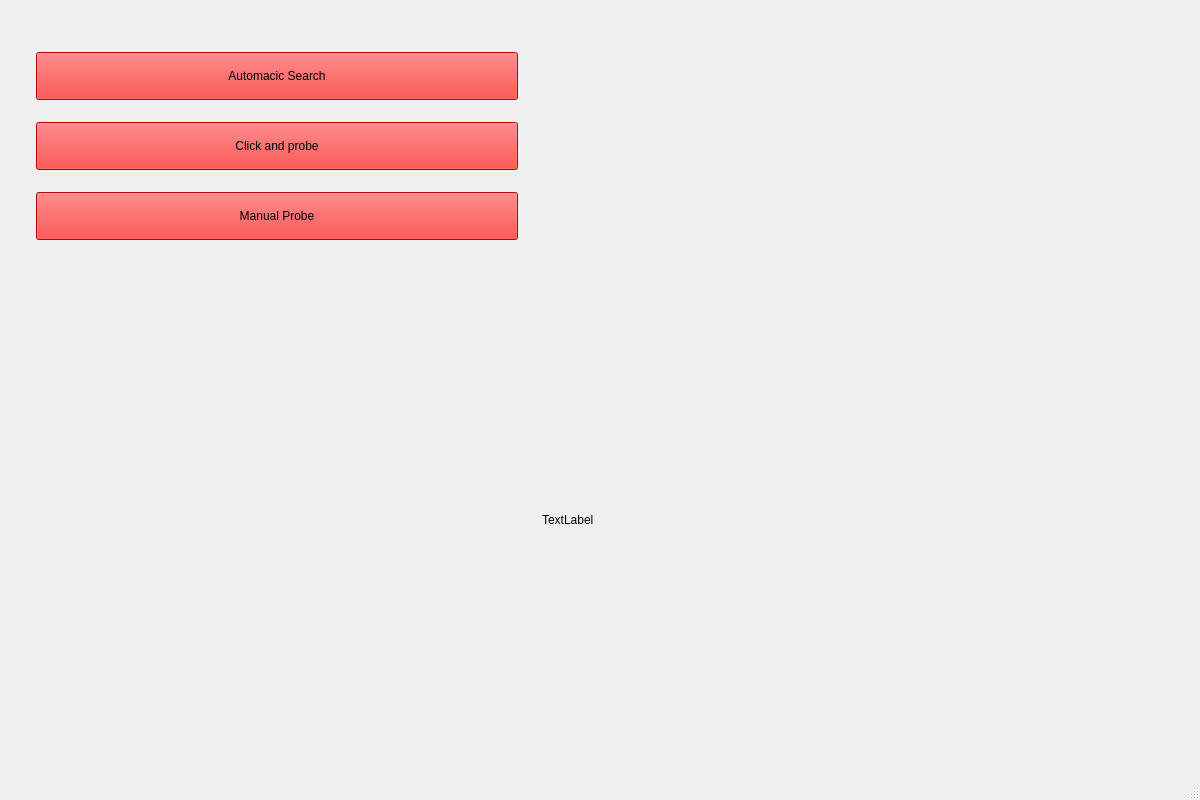
prochj51/CMM, file cmm_python/cmm.ui: the form before one commit.
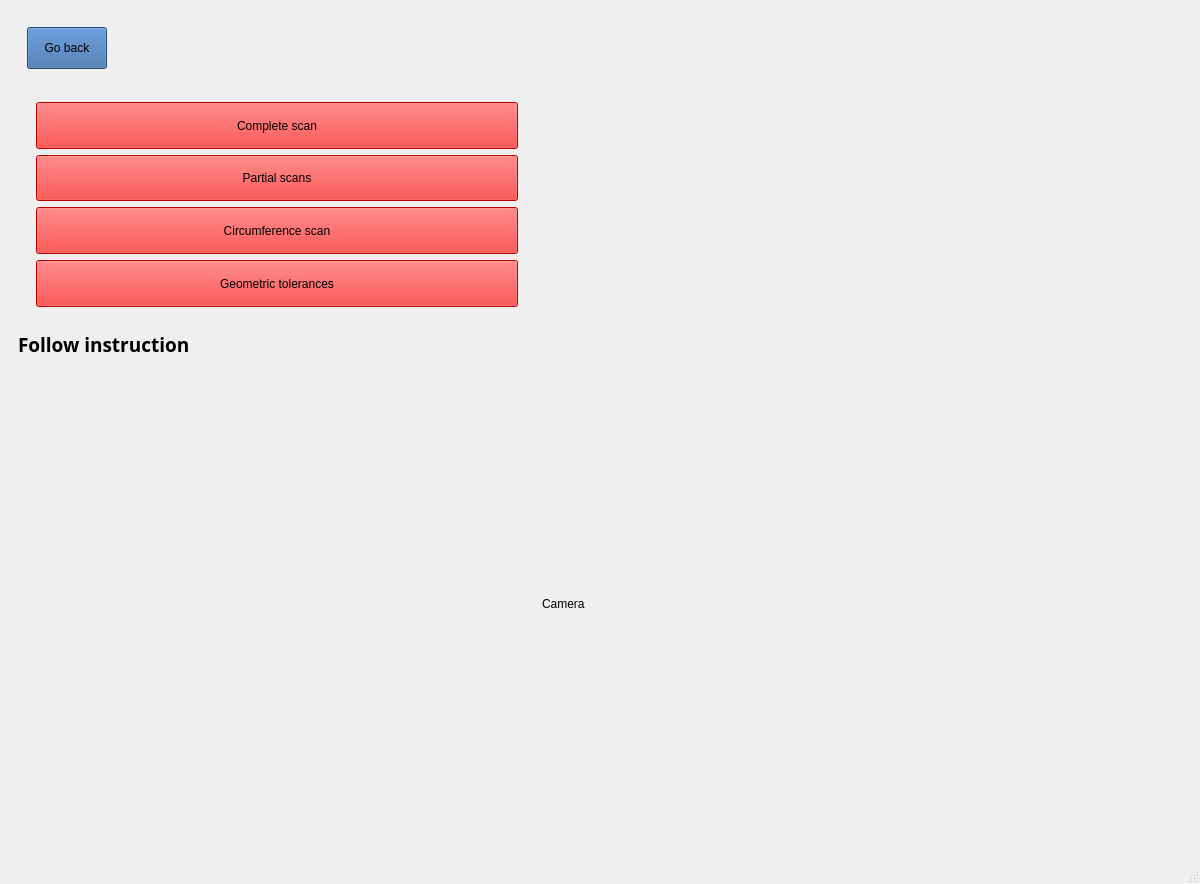
The form after the commit. The open tabs and pages were chosen to show the change.

Commit message: Add basic GUI logic

Patch:
```diff
--- a/cmm_python/cmm.ui
+++ b/cmm_python/cmm.ui
@@ -7,7 +7,7 @@
     <x>0</x>
     <y>0</y>
     <width>1200</width>
-    <height>800</height>
+    <height>884</height>
    </rect>
   </property>
   <property name="windowTitle">
@@ -33,7 +33,7 @@
 }</string>
       </property>
       <layout class="QGridLayout" name="gridLayout">
-       <item row="1" column="1">
+       <item row="3" column="1">
         <widget class="QLabel" name="cvlabel">
          <property name="sizePolicy">
           <sizepolicy hsizetype="Fixed" vsizetype="Fixed">
@@ -54,24 +54,11 @@
           </size>
          </property>
          <property name="text">
-          <string>TextLabel</string>
+          <string>Camera</string>
          </property>
         </widget>
        </item>
        <item row="1" column="0">
-        <spacer name="verticalSpacer">
-         <property name="orientation">
-          <enum>Qt::Vertical</enum>
-         </property>
-         <property name="sizeHint" stdset="0">
-          <size>
-           <width>20</width>
-           <height>40</height>
-          </size>
-         </property>
-        </spacer>
-       </item>
-       <item row="0" column="0">
         <widget class="QStackedWidget" name="stackedWidget">
          <property name="currentIndex">
           <number>1</number>
@@ -100,6 +87,44 @@
            </item>
           </layout>
          </widget>
+         <widget class="QWidget" name="page_4">
+          <layout class="QVBoxLayout" name="verticalLayout_8">
+           <item>
+            <widget class="QFrame" name="verticalFrame">
+             <layout class="QVBoxLayout" name="verticalLayout_7">
+              <item>
+               <widget class="QPushButton" name="pushButton_9">
+                <property name="text">
+                 <string>Complete scan</string>
+                </property>
+               </widget>
+              </item>
+              <item>
+               <widget class="QPushButton" name="pushButton_10">
+                <property name="text">
+                 <string>Partial scans</string>
+                </property>
+               </widget>
+              </item>
+              <item>
+               <widget class="QPushButton" name="pushButton_11">
+                <property name="text">
+                 <string>Circumference scan</string>
+                </property>
+               </widget>
+              </item>
+              <item>
+               <widget class="QPushButton" name="pushButton_12">
+                <property name="text">
+                 <string>Geometric tolerances</string>
+                </property>
+               </widget>
+              </item>
+             </layout>
+            </widget>
+           </item>
+          </layout>
+         </widget>
          <widget class="QWidget" name="page_2">
           <layout class="QVBoxLayout" name="verticalLayout_4">
            <item>
@@ -108,7 +133,7 @@
               <item>
                <widget class="QPushButton" name="pushButton_3">
                 <property name="text">
-                 <string>Automacic Search</string>
+                 <string>Automatic Search</string>
                 </property>
                </widget>
               </item>
@@ -131,7 +156,87 @@
            </item>
           </layout>
          </widget>
-         <widget class="QWidget" name="page_3"/>
+         <widget class="QWidget" name="page_3">
+          <layout class="QVBoxLayout" name="verticalLayout_6">
+           <item>
+            <widget class="QFrame" name="verticalFrame">
+             <layout class="QVBoxLayout" name="verticalLayout_5">
+              <item>
+               <widget class="QPushButton" name="pushButton_6">
+                <property name="text">
+                 <string>Hole</string>
+                </property>
+               </widget>
+              </item>
+              <item>
+               <widget class="QPushButton" name="pushButton_7">
+                <property name="text">
+                 <string>Rectangle</string>
+                </property>
+               </widget>
+              </item>
+             </layout>
+            </widget>
+           </item>
+          </layout>
+         </widget>
+        </widget>
+       </item>
+       <item row="3" column="0">
+        <spacer name="verticalSpacer">
+         <property name="orientation">
+          <enum>Qt::Vertical</enum>
+         </property>
+         <property name="sizeHint" stdset="0">
+          <size>
+           <width>20</width>
+           <height>40</height>
+          </size>
+         </property>
+        </spacer>
+       </item>
+       <item row="0" column="0">
+        <widget class="QFrame" name="horizontalFrame">
+         <layout class="QHBoxLayout" name="horizontalLayout">
+          <item>
+           <widget class="QPushButton" name="goBackButton">
+            <property name="styleSheet">
+             <string notr="true">background-color: rgb(52, 101, 164);</string>
+            </property>
+            <property name="text">
+             <string>Go back</string>
+            </property>
+           </widget>
+          </item>
+          <item>
+           <spacer name="horizontalSpacer">
+            <property name="orientation">
+             <enum>Qt::Horizontal</enum>
+            </property>
+            <property name="sizeHint" stdset="0">
+             <size>
+              <width>40</width>
+              <height>20</height>
+             </size>
+            </property>
+           </spacer>
+          </item>
+         </layout>
+        </widget>
+       </item>
+       <item row="2" column="0">
+        <widget class="QLabel" name="instructionLabel">
+         <property name="font">
+          <font>
+           <family>Quicksand Medium</family>
+           <pointsize>14</pointsize>
+           <weight>75</weight>
+           <bold>true</bold>
+          </font>
+         </property>
+         <property name="text">
+          <string>Follow instruction</string>
+         </property>
         </widget>
        </item>
       </layout>
```
Left out of the diff: 12 changed lines with no effect on the pictures. The commit also changes 3 other files.
